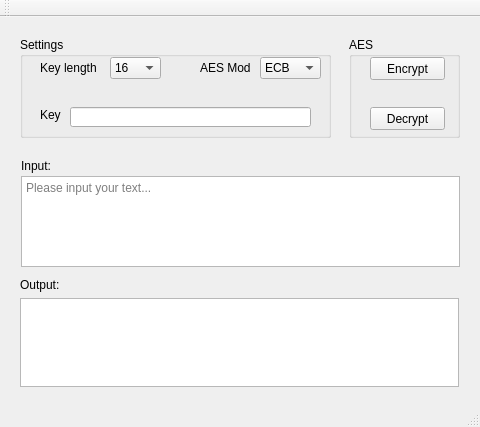
This is QtAES/mainwin.ui in FLHonker/QtAES as Qt 5 draws it before an edit. The edited form follows.
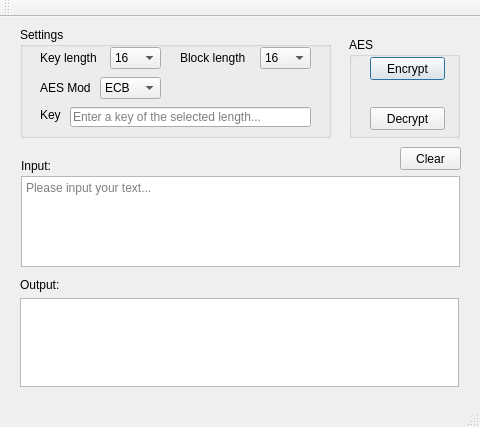
This is the edited form. Icons and pictures are not drawn.

The edit to the form file:
```diff
--- a/QtAES/mainwin.ui
+++ b/QtAES/mainwin.ui
@@ -40,7 +40,7 @@
     <property name="geometry">
      <rect>
       <x>40</x>
-      <y>40</y>
+      <y>30</y>
       <width>61</width>
       <height>21</height>
      </rect>
@@ -52,8 +52,8 @@
    <widget class="QLabel" name="label_mode">
     <property name="geometry">
      <rect>
-      <x>200</x>
-      <y>40</y>
+      <x>40</x>
+      <y>60</y>
       <width>51</width>
       <height>21</height>
      </rect>
@@ -66,9 +66,9 @@
     <property name="geometry">
      <rect>
       <x>20</x>
-      <y>20</y>
+      <y>10</y>
       <width>311</width>
-      <height>101</height>
+      <height>111</height>
      </rect>
     </property>
     <property name="title">
@@ -78,12 +78,15 @@
    <widget class="QComboBox" name="comboBox_mode">
     <property name="geometry">
      <rect>
-      <x>260</x>
-      <y>40</y>
+      <x>100</x>
+      <y>60</y>
       <width>61</width>
       <height>22</height>
      </rect>
     </property>
+    <property name="cursor">
+     <cursorShape>OpenHandCursor</cursorShape>
+    </property>
     <item>
      <property name="text">
       <string>ECB</string>
@@ -122,6 +125,12 @@
       <height>20</height>
      </rect>
     </property>
+    <property name="focusPolicy">
+     <enum>Qt::StrongFocus</enum>
+    </property>
+    <property name="placeholderText">
+     <string>Enter a key of the selected length...</string>
+    </property>
    </widget>
    <widget class="QPushButton" name="Btn_encrypt">
     <property name="geometry">
@@ -132,9 +141,24 @@
       <height>23</height>
      </rect>
     </property>
+    <property name="cursor">
+     <cursorShape>PointingHandCursor</cursorShape>
+    </property>
     <property name="text">
      <string>Encrypt</string>
     </property>
+    <property name="shortcut">
+     <string>Ctrl+E</string>
+    </property>
+    <property name="autoDefault">
+     <bool>false</bool>
+    </property>
+    <property name="default">
+     <bool>true</bool>
+    </property>
+    <property name="flat">
+     <bool>false</bool>
+    </property>
    </widget>
    <widget class="QPushButton" name="Btn_decrypt">
     <property name="geometry">
@@ -145,19 +169,28 @@
       <height>23</height>
      </rect>
     </property>
+    <property name="cursor">
+     <cursorShape>PointingHandCursor</cursorShape>
+    </property>
     <property name="text">
      <string>Decrypt</string>
     </property>
+    <property name="shortcut">
+     <string>Ctrl+D</string>
+    </property>
    </widget>
    <widget class="QComboBox" name="comboBox_keyLen">
     <property name="geometry">
      <rect>
       <x>110</x>
-      <y>40</y>
+      <y>30</y>
       <width>51</width>
       <height>22</height>
      </rect>
     </property>
+    <property name="cursor">
+     <cursorShape>OpenHandCursor</cursorShape>
+    </property>
     <item>
      <property name="text">
       <string>16</string>
@@ -222,6 +255,9 @@
       <height>89</height>
      </rect>
     </property>
+    <property name="focusPolicy">
+     <enum>Qt::StrongFocus</enum>
+    </property>
     <property name="horizontalScrollBarPolicy">
      <enum>Qt::ScrollBarAlwaysOff</enum>
     </property>
@@ -241,6 +277,9 @@
       <height>91</height>
      </rect>
     </property>
+    <property name="focusPolicy">
+     <enum>Qt::StrongFocus</enum>
+    </property>
     <property name="horizontalScrollBarPolicy">
      <enum>Qt::ScrollBarAlwaysOff</enum>
     </property>
@@ -248,21 +287,77 @@
      <string>Please input your text...</string>
     </property>
    </widget>
+   <widget class="QLabel" name="label_blockLen">
+    <property name="geometry">
+     <rect>
+      <x>180</x>
+      <y>30</y>
+      <width>81</width>
+      <height>21</height>
+     </rect>
+    </property>
+    <property name="text">
+     <string>Block length</string>
+    </property>
+   </widget>
+   <widget class="QComboBox" name="comboBox_blockLen">
+    <property name="geometry">
+     <rect>
+      <x>260</x>
+      <y>30</y>
+      <width>51</width>
+      <height>22</height>
+     </rect>
+    </property>
+    <property name="cursor">
+     <cursorShape>OpenHandCursor</cursorShape>
+    </property>
+    <item>
+     <property name="text">
+      <string>16</string>
+     </property>
+    </item>
+    <item>
+     <property name="text">
+      <string>24</string>
+     </property>
+    </item>
+    <item>
+     <property name="text">
+      <string>32</string>
+     </property>
+    </item>
+   </widget>
+   <widget class="QPushButton" name="Btn_clear">
+    <property name="geometry">
+     <rect>
+      <x>400</x>
+      <y>130</y>
+      <width>61</width>
+      <height>23</height>
+     </rect>
+    </property>
+    <property name="text">
+     <string>Clear</string>
+    </property>
+   </widget>
+   <zorder>groupBox_settings</zorder>
+   <zorder>textEdit_output</zorder>
+   <zorder>textEdit_input</zorder>
    <zorder>groupBox</zorder>
    <zorder>label_keyLen</zorder>
    <zorder>label_mode</zorder>
-   <zorder>groupBox_settings</zorder>
    <zorder>comboBox_mode</zorder>
    <zorder>label_key</zorder>
    <zorder>lineEdit_key</zorder>
    <zorder>Btn_encrypt</zorder>
    <zorder>Btn_decrypt</zorder>
    <zorder>comboBox_keyLen</zorder>
-   <zorder>gridLayoutWidget_2</zorder>
    <zorder>label_input</zorder>
    <zorder>label</zorder>
-   <zorder>gridLayoutWidget_3</zorder>
-   <zorder>gridLayoutWidget</zorder>
+   <zorder>label_blockLen</zorder>
+   <zorder>comboBox_blockLen</zorder>
+   <zorder>Btn_clear</zorder>
   </widget>
   <widget class="QMenuBar" name="menuBar">
    <property name="geometry">
```
